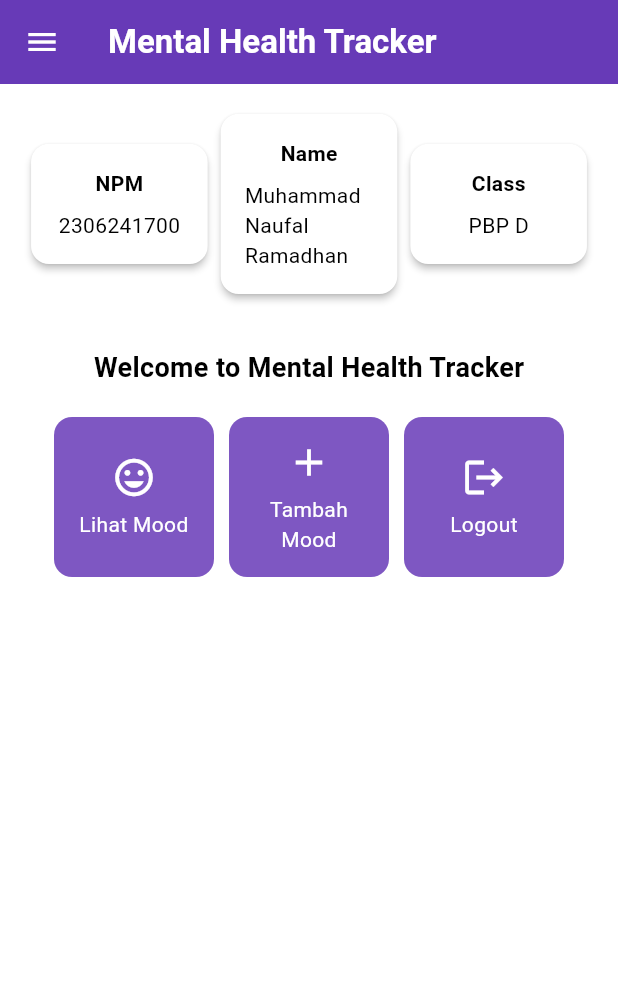
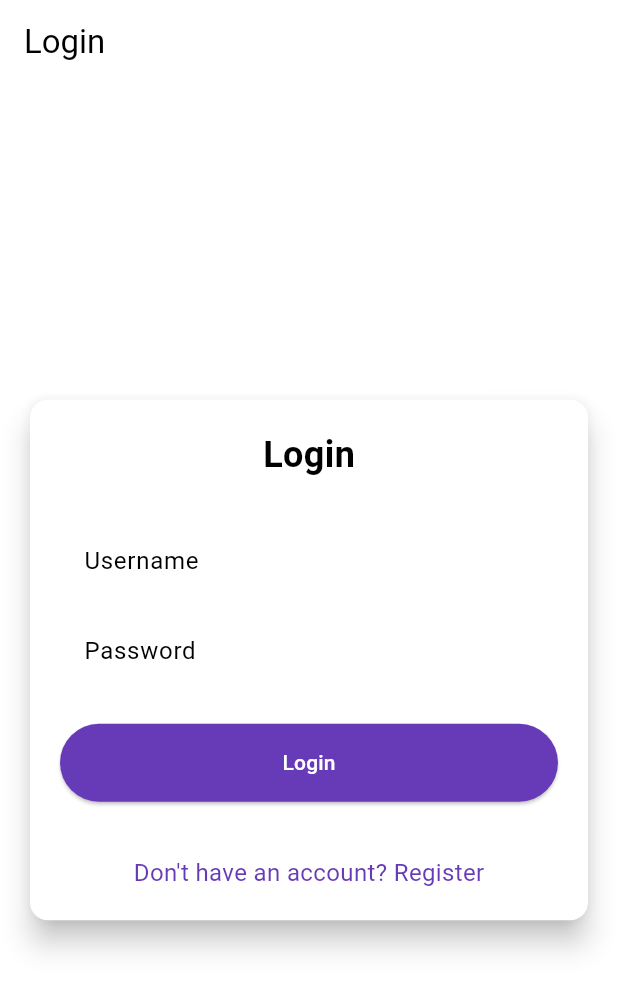
Before and after one commit to naufal-ramadhan/mental-health-tracker-mobile, a Flutter app: the screen it shows after launch, on a phone screen of 412 x 824 dp. Shown: the top 991 px of the screen. Run offline on Flutter 3.47's test engine with Material 3 defaults, Android fonts, the phone set to English and light mode, and no system bars; missing offline and left inert: pbp_django_auth.

Commit message:
tutorial 8

```diff
--- /dev/null
+++ b/devtools_options.yaml
@@ -0,0 +1,3 @@
+description: This file stores settings for Dart & Flutter DevTools.
+documentation: https://docs.flutter.dev/tools/devtools/extensions#configure-extension-enablement-states
+extensions:
--- a/lib/main.dart
+++ b/lib/main.dart
@@ -1,5 +1,9 @@
 import 'package:flutter/material.dart';
+import 'package:mental_health_tracker/screens/login.dart';
 import 'package:mental_health_tracker/screens/menu.dart';
+import 'package:pbp_django_auth/pbp_django_auth.dart';
+import 'package:provider/provider.dart';
+
 
 void main() {
   runApp(const MyApp());
@@ -8,33 +12,23 @@ void main() {
 class MyApp extends StatelessWidget {
   const MyApp({super.key});
 
-  // This widget is the root of your application.
   @override
   Widget build(BuildContext context) {
-    return MaterialApp(
-      title: 'Flutter Demo',
-      theme: ThemeData(
-        // This is the theme of your application.
-        //
-        // TRY THIS: Try running your application with "flutter run". You'll see
-        // the application has a purple toolbar. Then, without quitting the app,
-        // try changing the seedColor in the colorScheme below to Colors.green
-        // and then invoke "hot reload" (save your changes or press the "hot
-        // reload" button in a Flutter-supported IDE, or press "r" if you used
-        // the command line to start the app).
-        //
-        // Notice that the counter didn't reset back to zero; the application
-        // state is not lost during the reload. To reset the state, use hot
-        // restart instead.
-        //
-        // This works for code too, not just values: Most code changes can be
-        // tested with just a hot reload.
-         colorScheme: ColorScheme.fromSwatch(
-              primarySwatch: Colors.deepPurple,
-        ).copyWith(secondary: Colors.deepPurple[400]),
-        useMaterial3: true,
+    return Provider(
+      create: (_) {
+        CookieRequest request = CookieRequest();
+        return request;
+      },
+      child: MaterialApp(
+        title: 'Mental Health Tracker',
+        theme: ThemeData(
+          useMaterial3: true,
+          colorScheme: ColorScheme.fromSwatch(
+            primarySwatch: Colors.deepPurple,
+          ).copyWith(secondary: Colors.deepPurple[400]),
+        ),
+        home: const LoginApp(),
       ),
-      home: MyHomePage(),
     );
   }
 }
--- /dev/null
+++ b/lib/screens/login.dart
@@ -0,0 +1,182 @@
+import 'package:mental_health_tracker/screens/menu.dart';
+import 'package:flutter/material.dart';
+import 'package:pbp_django_auth/pbp_django_auth.dart';
+import 'package:provider/provider.dart';
+// TODO: Import halaman RegisterPage jika sudah dibuat
+import 'package:mental_health_tracker/screens/register.dart';
+
+void main() {
+  runApp(const LoginApp());
+}
+
+class LoginApp extends StatelessWidget {
+  const LoginApp({super.key});
+
+  @override
+  Widget build(BuildContext context) {
+    return MaterialApp(
+      title: 'Login',
+      theme: ThemeData(
+        useMaterial3: true,
+        colorScheme: ColorScheme.fromSwatch(
+          primarySwatch: Colors.deepPurple,
+        ).copyWith(secondary: Colors.deepPurple[400]),
+      ),
+      home: const LoginPage(),
+    );
+  }
+}
+
+class LoginPage extends StatefulWidget {
+  const LoginPage({super.key});
+
+  @override
+  State<LoginPage> createState() => _LoginPageState();
+}
+
+class _LoginPageState extends State<LoginPage> {
+  final TextEditingController _usernameController = TextEditingController();
+  final TextEditingController _passwordController = TextEditingController();
+
+  @override
+  Widget build(BuildContext context) {
+    final request = context.watch<CookieRequest>();
+
+    return Scaffold(
+      appBar: AppBar(
+        title: const Text('Login'),
+      ),
+      body: Center(
+        child: SingleChildScrollView(
+          padding: const EdgeInsets.all(16.0),
+          child: Card(
+            elevation: 8,
+            shape: RoundedRectangleBorder(
+              borderRadius: BorderRadius.circular(12.0),
+            ),
+            child: Padding(
+              padding: const EdgeInsets.all(20.0),
+              child: Column(
+                mainAxisSize: MainAxisSize.min,
+                children: [
+                  const Text(
+                    'Login',
+                    style: TextStyle(
+                      fontSize: 24.0,
+                      fontWeight: FontWeight.bold,
+                    ),
+                  ),
+                  const SizedBox(height: 30.0),
+                  TextField(
+                    controller: _usernameController,
+                    decoration: const InputDecoration(
+                      labelText: 'Username',
+                      hintText: 'Enter your username',
+                      border: OutlineInputBorder(
+                        borderRadius: BorderRadius.all(Radius.circular(12.0)),
+                      ),
+                      contentPadding:
+                          EdgeInsets.symmetric(horizontal: 12.0, vertical: 8.0),
+                    ),
+                  ),
+                  const SizedBox(height: 12.0),
+                  TextField(
+                    controller: _passwordController,
+                    decoration: const InputDecoration(
+                      labelText: 'Password',
+                      hintText: 'Enter your password',
+                      border: OutlineInputBorder(
+                        borderRadius: BorderRadius.all(Radius.circular(12.0)),
+                      ),
+                      contentPadding:
+                          EdgeInsets.symmetric(horizontal: 12.0, vertical: 8.0),
+                    ),
+                    obscureText: true,
+                  ),
+                  const SizedBox(height: 24.0),
+                  ElevatedButton(
+                    onPressed: () async {
+                      String username = _usernameController.text;
+                      String password = _passwordController.text;
+
+                      // Cek kredensial
+                      // TODO: Ganti URL dan jangan lupa tambahkan trailing slash (/) di akhir URL!
+                      // Untuk menyambungkan Android emulator dengan Django pada localhost,
+                      // gunakan URL http://10.0.2.2/
+                      final response = await request
+                            .login("http://localhost:8000/auth/login/", {
+                        'username': username,
+                        'password': password,
+                      });
+
+                      if (request.loggedIn) {
+                        String message = response['message'];
+                        String uname = response['username'];
+                        if (context.mounted) {
+                          Navigator.pushReplacement(
+                            context,
+                            MaterialPageRoute(
+                                builder: (context) => MyHomePage()),
+                          );
+                          ScaffoldMessenger.of(context)
+                            ..hideCurrentSnackBar()
+                            ..showSnackBar(
+                              SnackBar(
+                                  content:
+                                      Text("$message Selamat datang, $uname.")),
+                            );
+                        }
+                      } else {
+                        if (context.mounted) {
+                          showDialog(
+                            context: context,
+                            builder: (context) => AlertDialog(
+                              title: const Text('Login Gagal'),
+                              content: Text(response['message']),
+                              actions: [
+                                TextButton(
+                                  child: const Text('OK'),
+                                  onPressed: () {
+                                    Navigator.pop(context);
+                                  },
+                                ),
+                              ],
+                            ),
+                          );
+                        }
+                      }
+                    },
+                    style: ElevatedButton.styleFrom(
+                      foregroundColor: Colors.white,
+                      minimumSize: Size(double.infinity, 50),
+                      backgroundColor: Theme.of(context).colorScheme.primary,
+                      padding: const EdgeInsets.symmetric(vertical: 16.0),
+                    ),
+                    child: const Text('Login'),
+                  ),
+                  const SizedBox(height: 36.0),
+                  GestureDetector(
+                    onTap: () {
+                      Navigator.push(
+                        context,
+                        MaterialPageRoute(
+                            builder: (context) => const RegisterPage()),
+                      );
+                    },
+                    child: Text(
+                      'Don\'t have an account? Register',
+                      style: TextStyle(
+                        color: Theme.of(context).colorScheme.primary,
+                        fontSize: 16.0,
+                      ),
+                    ),
+                  ),
+                ],
+              ),
+            ),
+          ),
+        ),
+      ),
+    );
+  }
+}
--- a/pubspec.yaml
+++ b/pubspec.yaml
@@ -35,6 +35,9 @@ dependencies:
   # The following adds the Cupertino Icons font to your application.
   # Use with the CupertinoIcons class for iOS style icons.
   cupertino_icons: ^1.0.8
+  provider: ^6.1.2
+  pbp_django_auth: ^0.4.0
+  http: ^1.2.2
 
 dev_dependencies:
   flutter_test:
```
Also changed, not shown: lib/models/mood_entry.dart (added, +65 -0 lines), lib/screens/list_moodentry.dart (added, +90 -0 lines), lib/screens/moodentry_form.dart (+37 -26 lines), lib/screens/register.dart (added, +166 -0 lines), lib/widgets/left_drawer.dart (+12 -0 lines), lib/widgets/mood_card.dart (+39 -1 lines), 2 other files.
